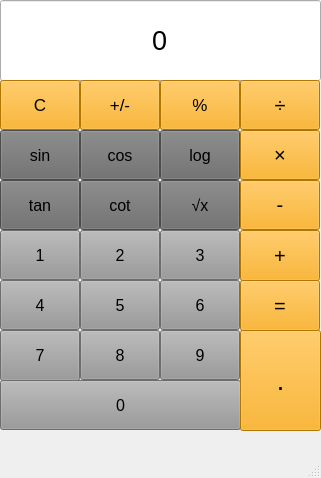
Before: the Qt Designer form form.ui in MehrdadNajafi/Assignment-16-Calculator, drawn with Qt 5.
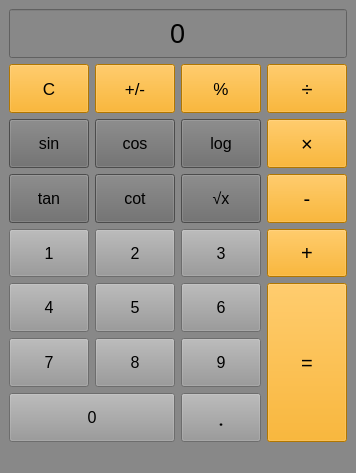
After: the same form once the commit is applied.

```diff
--- a/form.ui
+++ b/form.ui
@@ -6,22 +6,121 @@
    <rect>
     <x>0</x>
     <y>0</y>
-    <width>321</width>
-    <height>478</height>
+    <width>336</width>
+    <height>473</height>
    </rect>
   </property>
   <property name="windowTitle">
    <string>Calculator</string>
   </property>
+  <property name="styleSheet">
+   <string notr="true">background-color: rgb(136, 136, 136);</string>
+  </property>
   <widget class="QWidget" name="centralwidget">
+   <layout class="QGridLayout" name="gridLayout">
+    <item row="3" column="1">
+     <widget class="QPushButton" name="btn_cot">
+      <property name="sizePolicy">
+       <sizepolicy hsizetype="Minimum" vsizetype="Expanding">
+        <horstretch>0</horstretch>
+        <verstretch>0</verstretch>
+       </sizepolicy>
+      </property>
+      <property name="font">
+       <font>
+        <pointsize>12</pointsize>
+       </font>
+      </property>
+      <property name="autoFillBackground">
+       <bool>false</bool>
+      </property>
+      <property name="styleSheet">
+       <string notr="true">background-color: rgb(106, 106, 106);</string>
+      </property>
+      <property name="text">
+       <string>cot</string>
+      </property>
+     </widget>
+    </item>
+    <item row="5" column="0">
+     <widget class="QPushButton" name="btn_4">
+      <property name="sizePolicy">
+       <sizepolicy hsizetype="Minimum" vsizetype="Expanding">
+        <horstretch>0</horstretch>
+        <verstretch>0</verstretch>
+       </sizepolicy>
+      </property>
+      <property name="font">
+       <font>
+        <pointsize>12</pointsize>
+       </font>
+      </property>
+      <property name="autoFillBackground">
+       <bool>false</bool>
+      </property>
+      <property name="styleSheet">
+       <string notr="true">background-color: rgb(152, 152, 152);</string>
+      </property>
+      <property name="text">
+       <string>4</string>
+      </property>
+     </widget>
+    </item>
+    <item row="5" column="1">
+     <widget class="QPushButton" name="btn_5">
+      <property name="sizePolicy">
+       <sizepolicy hsizetype="Minimum" vsizetype="Expanding">
+        <horstretch>0</horstretch>
+        <verstretch>0</verstretch>
+       </sizepolicy>
+      </property>
+      <property name="font">
+       <font>
+        <pointsize>12</pointsize>
+       </font>
+      </property>
+      <property name="autoFillBackground">
+       <bool>false</bool>
+      </property>
+      <property name="styleSheet">
+       <string notr="true">background-color: rgb(152, 152, 152);</string>
+      </property>
+      <property name="text">
+       <string>5</string>
+      </property>
+     </widget>
+    </item>
+    <item row="3" column="3">
+     <widget class="QPushButton" name="btn_minus">
+      <property name="sizePolicy">
+       <sizepolicy hsizetype="Minimum" vsizetype="Expanding">
+        <horstretch>0</horstretch>
+        <verstretch>0</verstretch>
+       </sizepolicy>
+      </property>
+      <property name="font">
+       <font>
+        <pointsize>15</pointsize>
+       </font>
+      </property>
+      <property name="autoFillBackground">
+       <bool>false</bool>
+      </property>
+      <property name="styleSheet">
+       <string notr="true">background-color: rgb(248, 165, 0);</string>
+      </property>
+      <property name="text">
+       <string>-</string>
+      </property>
+     </widget>
+    </item>
+    <item row="0" column="0" colspan="4">
    <widget class="QLineEdit" name="textbox">
-    <property name="geometry">
-     <rect>
-      <x>0</x>
-      <y>0</y>
-      <width>321</width>
-      <height>81</height>
-     </rect>
+      <property name="sizePolicy">
+       <sizepolicy hsizetype="Expanding" vsizetype="Expanding">
+        <horstretch>0</horstretch>
+        <verstretch>0</verstretch>
+       </sizepolicy>
     </property>
     <property name="font">
      <font>
@@ -32,7 +131,7 @@
      <enum>Qt::LeftToRight</enum>
     </property>
     <property name="autoFillBackground">
-     <bool>true</bool>
+       <bool>false</bool>
     </property>
     <property name="text">
      <string>0</string>
@@ -44,14 +143,14 @@
      <set>Qt::AlignCenter</set>
     </property>
    </widget>
-   <widget class="QPushButton" name="btn_1">
-    <property name="geometry">
-     <rect>
-      <x>0</x>
-      <y>230</y>
-      <width>80</width>
-      <height>50</height>
-     </rect>
+    </item>
+    <item row="3" column="0">
+     <widget class="QPushButton" name="btn_tan">
+      <property name="sizePolicy">
+       <sizepolicy hsizetype="Minimum" vsizetype="Expanding">
+        <horstretch>0</horstretch>
+        <verstretch>0</verstretch>
+       </sizepolicy>
     </property>
     <property name="font">
      <font>
@@ -62,116 +161,20 @@
      <bool>false</bool>
     </property>
     <property name="styleSheet">
-     <string notr="true">background-color: rgb(152, 152, 152);</string>
+       <string notr="true">background-color: rgb(106, 106, 106);</string>
     </property>
     <property name="text">
-     <string>1</string>
-    </property>
-   </widget>
-   <widget class="QPushButton" name="btn_3">
-    <property name="geometry">
-     <rect>
-      <x>160</x>
-      <y>230</y>
-      <width>80</width>
-      <height>50</height>
-     </rect>
-    </property>
-    <property name="font">
-     <font>
-      <pointsize>12</pointsize>
-     </font>
-    </property>
-    <property name="autoFillBackground">
-     <bool>false</bool>
-    </property>
-    <property name="styleSheet">
-     <string notr="true">background-color: rgb(152, 152, 152);</string>
-    </property>
-    <property name="text">
-     <string>3</string>
-    </property>
-   </widget>
-   <widget class="QPushButton" name="btn_2">
-    <property name="geometry">
-     <rect>
-      <x>80</x>
-      <y>230</y>
-      <width>80</width>
-      <height>50</height>
-     </rect>
-    </property>
-    <property name="font">
-     <font>
-      <pointsize>12</pointsize>
-     </font>
-    </property>
-    <property name="autoFillBackground">
-     <bool>false</bool>
-    </property>
-    <property name="styleSheet">
-     <string notr="true">background-color: rgb(152, 152, 152);</string>
-    </property>
-    <property name="text">
-     <string>2</string>
-    </property>
-   </widget>
-   <widget class="QPushButton" name="btn_4">
-    <property name="geometry">
-     <rect>
-      <x>0</x>
-      <y>280</y>
-      <width>80</width>
-      <height>50</height>
-     </rect>
-    </property>
-    <property name="font">
-     <font>
-      <pointsize>12</pointsize>
-     </font>
-    </property>
-    <property name="autoFillBackground">
-     <bool>false</bool>
-    </property>
-    <property name="styleSheet">
-     <string notr="true">background-color: rgb(152, 152, 152);</string>
-    </property>
-    <property name="text">
-     <string>4</string>
-    </property>
-   </widget>
-   <widget class="QPushButton" name="btn_6">
-    <property name="geometry">
-     <rect>
-      <x>160</x>
-      <y>280</y>
-      <width>80</width>
-      <height>50</height>
-     </rect>
-    </property>
-    <property name="font">
-     <font>
-      <pointsize>12</pointsize>
-     </font>
-    </property>
-    <property name="autoFillBackground">
-     <bool>false</bool>
-    </property>
-    <property name="styleSheet">
-     <string notr="true">background-color: rgb(152, 152, 152);</string>
-    </property>
-    <property name="text">
-     <string>6</string>
-    </property>
-   </widget>
+       <string>tan</string>
+      </property>
+     </widget>
+    </item>
+    <item row="6" column="0">
    <widget class="QPushButton" name="btn_7">
-    <property name="geometry">
-     <rect>
-      <x>0</x>
-      <y>330</y>
-      <width>80</width>
-      <height>51</height>
-     </rect>
+      <property name="sizePolicy">
+       <sizepolicy hsizetype="Minimum" vsizetype="Expanding">
+        <horstretch>0</horstretch>
+        <verstretch>0</verstretch>
+       </sizepolicy>
     </property>
     <property name="font">
      <font>
@@ -188,14 +191,110 @@
      <string>7</string>
     </property>
    </widget>
+    </item>
+    <item row="1" column="0">
+     <widget class="QPushButton" name="btn_clear">
+      <property name="sizePolicy">
+       <sizepolicy hsizetype="Minimum" vsizetype="Expanding">
+        <horstretch>0</horstretch>
+        <verstretch>0</verstretch>
+       </sizepolicy>
+      </property>
+      <property name="font">
+       <font>
+        <pointsize>13</pointsize>
+       </font>
+      </property>
+      <property name="autoFillBackground">
+       <bool>false</bool>
+      </property>
+      <property name="styleSheet">
+       <string notr="true">background-color: rgb(248, 165, 0);</string>
+      </property>
+      <property name="text">
+       <string>C</string>
+      </property>
+     </widget>
+    </item>
+    <item row="2" column="2">
+     <widget class="QPushButton" name="btn_log">
+      <property name="sizePolicy">
+       <sizepolicy hsizetype="Minimum" vsizetype="Expanding">
+        <horstretch>0</horstretch>
+        <verstretch>0</verstretch>
+       </sizepolicy>
+      </property>
+      <property name="font">
+       <font>
+        <pointsize>12</pointsize>
+       </font>
+      </property>
+      <property name="autoFillBackground">
+       <bool>false</bool>
+      </property>
+      <property name="styleSheet">
+       <string notr="true">background-color: rgb(106, 106, 106);</string>
+      </property>
+      <property name="text">
+       <string>log</string>
+      </property>
+     </widget>
+    </item>
+    <item row="2" column="1">
+     <widget class="QPushButton" name="btn_cos">
+      <property name="sizePolicy">
+       <sizepolicy hsizetype="Minimum" vsizetype="Expanding">
+        <horstretch>0</horstretch>
+        <verstretch>0</verstretch>
+       </sizepolicy>
+      </property>
+      <property name="font">
+       <font>
+        <pointsize>12</pointsize>
+       </font>
+      </property>
+      <property name="autoFillBackground">
+       <bool>false</bool>
+      </property>
+      <property name="styleSheet">
+       <string notr="true">background-color: rgb(106, 106, 106);</string>
+      </property>
+      <property name="text">
+       <string>cos</string>
+      </property>
+     </widget>
+    </item>
+    <item row="1" column="1">
+     <widget class="QPushButton" name="btn_symmetry">
+      <property name="sizePolicy">
+       <sizepolicy hsizetype="Minimum" vsizetype="Expanding">
+        <horstretch>0</horstretch>
+        <verstretch>0</verstretch>
+       </sizepolicy>
+      </property>
+      <property name="font">
+       <font>
+        <pointsize>13</pointsize>
+       </font>
+      </property>
+      <property name="autoFillBackground">
+       <bool>false</bool>
+      </property>
+      <property name="styleSheet">
+       <string notr="true">background-color: rgb(248, 165, 0);</string>
+      </property>
+      <property name="text">
+       <string>+/-</string>
+      </property>
+     </widget>
+    </item>
+    <item row="6" column="1">
    <widget class="QPushButton" name="btn_8">
-    <property name="geometry">
-     <rect>
-      <x>80</x>
-      <y>330</y>
-      <width>80</width>
-      <height>50</height>
-     </rect>
+      <property name="sizePolicy">
+       <sizepolicy hsizetype="Minimum" vsizetype="Expanding">
+        <horstretch>0</horstretch>
+        <verstretch>0</verstretch>
+       </sizepolicy>
     </property>
     <property name="font">
      <font>
@@ -212,14 +311,110 @@
      <string>8</string>
     </property>
    </widget>
+    </item>
+    <item row="3" column="2">
+     <widget class="QPushButton" name="btn_sqrt">
+      <property name="sizePolicy">
+       <sizepolicy hsizetype="Minimum" vsizetype="Expanding">
+        <horstretch>0</horstretch>
+        <verstretch>0</verstretch>
+       </sizepolicy>
+      </property>
+      <property name="font">
+       <font>
+        <pointsize>12</pointsize>
+       </font>
+      </property>
+      <property name="autoFillBackground">
+       <bool>false</bool>
+      </property>
+      <property name="styleSheet">
+       <string notr="true">background-color: rgb(106, 106, 106);</string>
+      </property>
+      <property name="text">
+       <string>√x</string>
+      </property>
+     </widget>
+    </item>
+    <item row="4" column="0">
+     <widget class="QPushButton" name="btn_1">
+      <property name="sizePolicy">
+       <sizepolicy hsizetype="Minimum" vsizetype="Expanding">
+        <horstretch>0</horstretch>
+        <verstretch>0</verstretch>
+       </sizepolicy>
+      </property>
+      <property name="font">
+       <font>
+        <pointsize>12</pointsize>
+       </font>
+      </property>
+      <property name="autoFillBackground">
+       <bool>false</bool>
+      </property>
+      <property name="styleSheet">
+       <string notr="true">background-color: rgb(152, 152, 152);</string>
+      </property>
+      <property name="text">
+       <string>1</string>
+      </property>
+     </widget>
+    </item>
+    <item row="1" column="2">
+     <widget class="QPushButton" name="btn_percent">
+      <property name="sizePolicy">
+       <sizepolicy hsizetype="Minimum" vsizetype="Expanding">
+        <horstretch>0</horstretch>
+        <verstretch>0</verstretch>
+       </sizepolicy>
+      </property>
+      <property name="font">
+       <font>
+        <pointsize>13</pointsize>
+       </font>
+      </property>
+      <property name="autoFillBackground">
+       <bool>false</bool>
+      </property>
+      <property name="styleSheet">
+       <string notr="true">background-color: rgb(248, 165, 0);</string>
+      </property>
+      <property name="text">
+       <string>%</string>
+      </property>
+     </widget>
+    </item>
+    <item row="4" column="1">
+     <widget class="QPushButton" name="btn_2">
+      <property name="sizePolicy">
+       <sizepolicy hsizetype="Minimum" vsizetype="Expanding">
+        <horstretch>0</horstretch>
+        <verstretch>0</verstretch>
+       </sizepolicy>
+      </property>
+      <property name="font">
+       <font>
+        <pointsize>12</pointsize>
+       </font>
+      </property>
+      <property name="autoFillBackground">
+       <bool>false</bool>
+      </property>
+      <property name="styleSheet">
+       <string notr="true">background-color: rgb(152, 152, 152);</string>
+      </property>
+      <property name="text">
+       <string>2</string>
+      </property>
+     </widget>
+    </item>
+    <item row="6" column="2">
    <widget class="QPushButton" name="btn_9">
-    <property name="geometry">
-     <rect>
-      <x>160</x>
-      <y>330</y>
-      <width>80</width>
-      <height>50</height>
-     </rect>
+      <property name="sizePolicy">
+       <sizepolicy hsizetype="Minimum" vsizetype="Expanding">
+        <horstretch>0</horstretch>
+        <verstretch>0</verstretch>
+       </sizepolicy>
     </property>
     <property name="font">
      <font>
@@ -239,14 +434,134 @@
      <string>9</string>
     </property>
    </widget>
+    </item>
+    <item row="2" column="0">
+     <widget class="QPushButton" name="btn_sin">
+      <property name="sizePolicy">
+       <sizepolicy hsizetype="Minimum" vsizetype="Expanding">
+        <horstretch>0</horstretch>
+        <verstretch>0</verstretch>
+       </sizepolicy>
+      </property>
+      <property name="font">
+       <font>
+        <pointsize>12</pointsize>
+       </font>
+      </property>
+      <property name="autoFillBackground">
+       <bool>false</bool>
+      </property>
+      <property name="styleSheet">
+       <string notr="true">background-color: rgb(106, 106, 106);</string>
+      </property>
+      <property name="text">
+       <string>sin</string>
+      </property>
+     </widget>
+    </item>
+    <item row="1" column="3">
+     <widget class="QPushButton" name="btn_div">
+      <property name="sizePolicy">
+       <sizepolicy hsizetype="Minimum" vsizetype="Expanding">
+        <horstretch>0</horstretch>
+        <verstretch>0</verstretch>
+       </sizepolicy>
+      </property>
+      <property name="font">
+       <font>
+        <pointsize>15</pointsize>
+       </font>
+      </property>
+      <property name="autoFillBackground">
+       <bool>false</bool>
+      </property>
+      <property name="styleSheet">
+       <string notr="true">background-color: rgb(248, 165, 0);</string>
+      </property>
+      <property name="text">
+       <string>÷</string>
+      </property>
+     </widget>
+    </item>
+    <item row="2" column="3">
+     <widget class="QPushButton" name="btn_multi">
+      <property name="sizePolicy">
+       <sizepolicy hsizetype="Minimum" vsizetype="Expanding">
+        <horstretch>0</horstretch>
+        <verstretch>0</verstretch>
+       </sizepolicy>
+      </property>
+      <property name="font">
+       <font>
+        <pointsize>15</pointsize>
+       </font>
+      </property>
+      <property name="autoFillBackground">
+       <bool>false</bool>
+      </property>
+      <property name="styleSheet">
+       <string notr="true">background-color: rgb(248, 165, 0);</string>
+      </property>
+      <property name="text">
+       <string>×</string>
+      </property>
+     </widget>
+    </item>
+    <item row="4" column="2">
+     <widget class="QPushButton" name="btn_3">
+      <property name="sizePolicy">
+       <sizepolicy hsizetype="Minimum" vsizetype="Expanding">
+        <horstretch>0</horstretch>
+        <verstretch>0</verstretch>
+       </sizepolicy>
+      </property>
+      <property name="font">
+       <font>
+        <pointsize>12</pointsize>
+       </font>
+      </property>
+      <property name="autoFillBackground">
+       <bool>false</bool>
+      </property>
+      <property name="styleSheet">
+       <string notr="true">background-color: rgb(152, 152, 152);</string>
+      </property>
+      <property name="text">
+       <string>3</string>
+      </property>
+     </widget>
+    </item>
+    <item row="5" column="2">
+     <widget class="QPushButton" name="btn_6">
+      <property name="sizePolicy">
+       <sizepolicy hsizetype="Minimum" vsizetype="Expanding">
+        <horstretch>0</horstretch>
+        <verstretch>0</verstretch>
+       </sizepolicy>
+      </property>
+      <property name="font">
+       <font>
+        <pointsize>12</pointsize>
+       </font>
+      </property>
+      <property name="autoFillBackground">
+       <bool>false</bool>
+      </property>
+      <property name="styleSheet">
+       <string notr="true">background-color: rgb(152, 152, 152);</string>
+      </property>
+      <property name="text">
+       <string>6</string>
+      </property>
+     </widget>
+    </item>
+    <item row="7" column="0" colspan="2">
    <widget class="QPushButton" name="btn_0">
-    <property name="geometry">
-     <rect>
-      <x>0</x>
-      <y>380</y>
-      <width>241</width>
-      <height>50</height>
-     </rect>
+      <property name="sizePolicy">
+       <sizepolicy hsizetype="Minimum" vsizetype="Expanding">
+        <horstretch>0</horstretch>
+        <verstretch>0</verstretch>
+       </sizepolicy>
     </property>
     <property name="font">
      <font>
@@ -263,110 +578,42 @@
      <string>0</string>
     </property>
    </widget>
-   <widget class="QPushButton" name="btn_5">
-    <property name="geometry">
-     <rect>
-      <x>80</x>
-      <y>280</y>
-      <width>80</width>
-      <height>50</height>
-     </rect>
-    </property>
-    <property name="font">
-     <font>
-      <pointsize>12</pointsize>
-     </font>
-    </property>
-    <property name="autoFillBackground">
-     <bool>false</bool>
-    </property>
-    <property name="styleSheet">
-     <string notr="true">background-color: rgb(152, 152, 152);</string>
-    </property>
-    <property name="text">
-     <string>5</string>
-    </property>
-   </widget>
-   <widget class="QPushButton" name="btn_clear">
-    <property name="geometry">
-     <rect>
-      <x>0</x>
-      <y>80</y>
-      <width>80</width>
-      <height>50</height>
-     </rect>
-    </property>
-    <property name="font">
-     <font>
-      <pointsize>13</pointsize>
-     </font>
-    </property>
-    <property name="autoFillBackground">
-     <bool>false</bool>
-    </property>
-    <property name="styleSheet">
-     <string notr="true">background-color: rgb(248, 165, 0);</string>
-    </property>
-    <property name="text">
-     <string>C</string>
-    </property>
-   </widget>
+    </item>
+    <item row="7" column="2">
    <widget class="QPushButton" name="btn_point">
-    <property name="geometry">
-     <rect>
-      <x>240</x>
-      <y>330</y>
-      <width>81</width>
-      <height>101</height>
-     </rect>
+      <property name="sizePolicy">
+       <sizepolicy hsizetype="Minimum" vsizetype="Expanding">
+        <horstretch>0</horstretch>
+        <verstretch>0</verstretch>
+       </sizepolicy>
     </property>
     <property name="font">
      <font>
+        <family>Cambria Math</family>
       <pointsize>20</pointsize>
      </font>
     </property>
+      <property name="layoutDirection">
+       <enum>Qt::LeftToRight</enum>
+      </property>
     <property name="autoFillBackground">
      <bool>false</bool>
     </property>
     <property name="styleSheet">
-     <string notr="true">background-color: rgb(248, 165, 0);</string>
+       <string notr="true">background-color: rgb(152, 152, 152);</string>
     </property>
     <property name="text">
      <string>.</string>
     </property>
    </widget>
-   <widget class="QPushButton" name="btn_equal">
-    <property name="geometry">
-     <rect>
-      <x>240</x>
-      <y>280</y>
-      <width>80</width>
-      <height>51</height>
-     </rect>
-    </property>
-    <property name="font">
-     <font>
-      <pointsize>15</pointsize>
-     </font>
-    </property>
-    <property name="autoFillBackground">
-     <bool>false</bool>
-    </property>
-    <property name="styleSheet">
-     <string notr="true">background-color: rgb(248, 165, 0);</string>
-    </property>
-    <property name="text">
-     <string>=</string>
-    </property>
-   </widget>
+    </item>
+    <item row="4" column="3">
    <widget class="QPushButton" name="btn_sum">
-    <property name="geometry">
-     <rect>
-      <x>240</x>
-      <y>230</y>
-      <width>80</width>
-      <height>51</height>
-     </rect>
+      <property name="sizePolicy">
+       <sizepolicy hsizetype="Minimum" vsizetype="Expanding">
+        <horstretch>0</horstretch>
+        <verstretch>0</verstretch>
+       </sizepolicy>
     </property>
     <property name="font">
      <font>
@@ -383,14 +630,14 @@
      <string>+</string>
     </property>
    </widget>
-   <widget class="QPushButton" name="btn_minus">
-    <property name="geometry">
-     <rect>
-      <x>240</x>
-      <y>180</y>
-      <width>80</width>
-      <height>50</height>
-     </rect>
+    </item>
+    <item row="5" column="3" rowspan="3">
+     <widget class="QPushButton" name="btn_equal">
+      <property name="sizePolicy">
+       <sizepolicy hsizetype="Minimum" vsizetype="Expanding">
+        <horstretch>0</horstretch>
+        <verstretch>0</verstretch>
+       </sizepolicy>
     </property>
     <property name="font">
      <font>
@@ -404,249 +651,11 @@
      <string notr="true">background-color: rgb(248, 165, 0);</string>
     </property>
     <property name="text">
-     <string>-</string>
-    </property>
-   </widget>
-   <widget class="QPushButton" name="btn_div">
-    <property name="geometry">
-     <rect>
-      <x>240</x>
-      <y>80</y>
-      <width>80</width>
-      <height>50</height>
-     </rect>
-    </property>
-    <property name="font">
-     <font>
-      <pointsize>15</pointsize>
-     </font>
-    </property>
-    <property name="autoFillBackground">
-     <bool>false</bool>
-    </property>
-    <property name="styleSheet">
-     <string notr="true">background-color: rgb(248, 165, 0);</string>
-    </property>
-    <property name="text">
-     <string>÷</string>
-    </property>
-   </widget>
-   <widget class="QPushButton" name="btn_multi">
-    <property name="geometry">
-     <rect>
-      <x>240</x>
-      <y>130</y>
-      <width>80</width>
-      <height>50</height>
-     </rect>
-    </property>
-    <property name="font">
-     <font>
-      <pointsize>15</pointsize>
-     </font>
-    </property>
-    <property name="autoFillBackground">
-     <bool>false</bool>
-    </property>
-    <property name="styleSheet">
-     <string notr="true">background-color: rgb(248, 165, 0);</string>
-    </property>
-    <property name="text">
-     <string>×</string>
-    </property>
-   </widget>
-   <widget class="QPushButton" name="btn_percent">
-    <property name="geometry">
-     <rect>
-      <x>160</x>
-      <y>80</y>
-      <width>80</width>
-      <height>50</height>
-     </rect>
-    </property>
-    <property name="font">
-     <font>
-      <pointsize>13</pointsize>
-     </font>
-    </property>
-    <property name="autoFillBackground">
-     <bool>false</bool>
-    </property>
-    <property name="styleSheet">
-     <string notr="true">background-color: rgb(248, 165, 0);</string>
-    </property>
-    <property name="text">
-     <string>%</string>
-    </property>
-   </widget>
-   <widget class="QPushButton" name="btn_symmetry">
-    <property name="geometry">
-     <rect>
-      <x>80</x>
-      <y>80</y>
-      <width>80</width>
-      <height>50</height>
-     </rect>
-    </property>
-    <property name="font">
-     <font>
-      <pointsize>13</pointsize>
-     </font>
-    </property>
-    <property name="autoFillBackground">
-     <bool>false</bool>
-    </property>
-    <property name="styleSheet">
-     <string notr="true">background-color: rgb(248, 165, 0);</string>
-    </property>
-    <property name="text">
-     <string>+/-</string>
-    </property>
-   </widget>
-   <widget class="QPushButton" name="btn_sin">
-    <property name="geometry">
-     <rect>
-      <x>0</x>
-      <y>130</y>
-      <width>80</width>
-      <height>50</height>
-     </rect>
-    </property>
-    <property name="font">
-     <font>
-      <pointsize>12</pointsize>
-     </font>
-    </property>
-    <property name="autoFillBackground">
-     <bool>false</bool>
-    </property>
-    <property name="styleSheet">
-     <string notr="true">background-color: rgb(106, 106, 106);</string>
-    </property>
-    <property name="text">
-     <string>sin</string>
-    </property>
-   </widget>
-   <widget class="QPushButton" name="btn_cos">
-    <property name="geometry">
-     <rect>
-      <x>80</x>
-      <y>130</y>
-      <width>80</width>
-      <height>50</height>
-     </rect>
-    </property>
-    <property name="font">
-     <font>
-      <pointsize>12</pointsize>
-     </font>
-    </property>
-    <property name="autoFillBackground">
-     <bool>false</bool>
-    </property>
-    <property name="styleSheet">
-     <string notr="true">background-color: rgb(106, 106, 106);</string>
-    </property>
-    <property name="text">
-     <string>cos</string>
-    </property>
-   </widget>
-   <widget class="QPushButton" name="btn_tan">
-    <property name="geometry">
-     <rect>
-      <x>0</x>
-      <y>180</y>
-      <width>80</width>
-      <height>50</height>
-     </rect>
-    </property>
-    <property name="font">
-     <font>
-      <pointsize>12</pointsize>
-     </font>
-    </property>
-    <property name="autoFillBackground">
-     <bool>false</bool>
-    </property>
-    <property name="styleSheet">
-     <string notr="true">background-color: rgb(106, 106, 106);</string>
-    </property>
-    <property name="text">
-     <string>tan</string>
-    </property>
-   </widget>
-   <widget class="QPushButton" name="btn_cot">
-    <property name="geometry">
-     <rect>
-      <x>80</x>
-      <y>180</y>
-      <width>80</width>
-      <height>50</height>
-     </rect>
-    </property>
-    <property name="font">
-     <font>
-      <pointsize>12</pointsize>
-     </font>
-    </property>
-    <property name="autoFillBackground">
-     <bool>false</bool>
-    </property>
-    <property name="styleSheet">
-     <string notr="true">background-color: rgb(106, 106, 106);</string>
-    </property>
-    <property name="text">
-     <string>cot</string>
-    </property>
-   </widget>
-   <widget class="QPushButton" name="btn_log">
-    <property name="geometry">
-     <rect>
-      <x>160</x>
-      <y>130</y>
-      <width>80</width>
-      <height>50</height>
-     </rect>
-    </property>
-    <property name="font">
-     <font>
-      <pointsize>12</pointsize>
-     </font>
-    </property>
-    <property name="autoFillBackground">
-     <bool>false</bool>
-    </property>
-    <property name="styleSheet">
-     <string notr="true">background-color: rgb(106, 106, 106);</string>
-    </property>
-    <property name="text">
-     <string>log</string>
-    </property>
-   </widget>
-   <widget class="QPushButton" name="btn_sqrt">
-    <property name="geometry">
-     <rect>
-      <x>160</x>
-      <y>180</y>
-      <width>80</width>
-      <height>50</height>
-     </rect>
-    </property>
-    <property name="font">
-     <font>
-      <pointsize>12</pointsize>
-     </font>
-    </property>
-    <property name="autoFillBackground">
-     <bool>false</bool>
-    </property>
-    <property name="styleSheet">
-     <string notr="true">background-color: rgb(106, 106, 106);</string>
-    </property>
-    <property name="text">
-     <string>√x</string>
-    </property>
-   </widget>
+       <string>=</string>
+      </property>
+     </widget>
+    </item>
+   </layout>
   </widget>
   <widget class="QMenuBar" name="menubar">
    <property name="geometry">
```
Left out of the diff: 2 changed lines with no effect on the pictures. Lines whose indentation alone changed are shown as unchanged.
